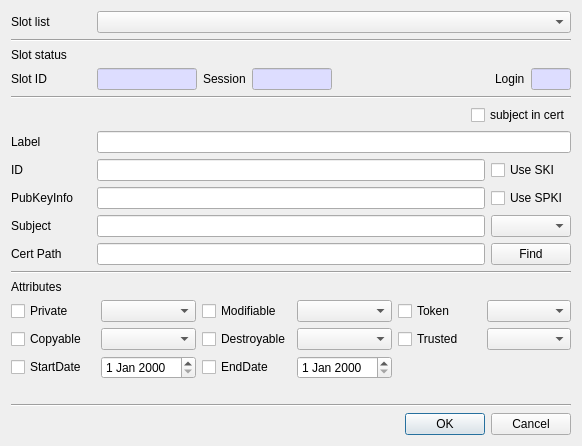
Qt form CryptokiMan/import_cert_dlg.ui (jykim74/CryptokiMan) before a commit.
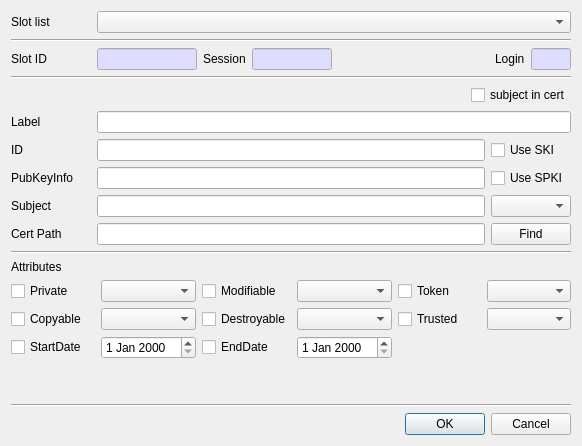
The same form after that commit.

The edit to the form file:
```diff
--- a/CryptokiMan/import_cert_dlg.ui
+++ b/CryptokiMan/import_cert_dlg.ui
@@ -51,13 +51,6 @@
      </property>
     </widget>
    </item>
-   <item>
-    <widget class="QLabel" name="label_2">
-     <property name="text">
-      <string>Slot status</string>
-     </property>
-    </widget>
-   </item>
    <item>
     <layout class="QGridLayout" name="gridLayout">
      <property name="topMargin">
```
